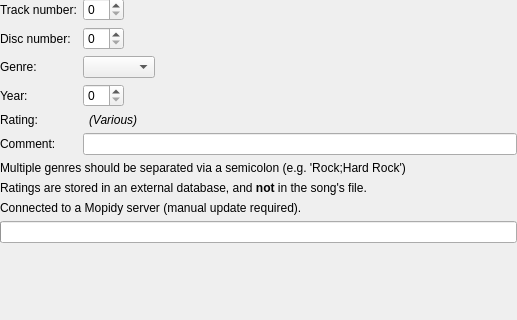
The window that tags/tageditor.ui (CDrummond/cantata) describes before a commit, drawn with Qt 5; both pictures show x 0 to 517 and y 170 to 490 of the 517 by 490 pixel window.
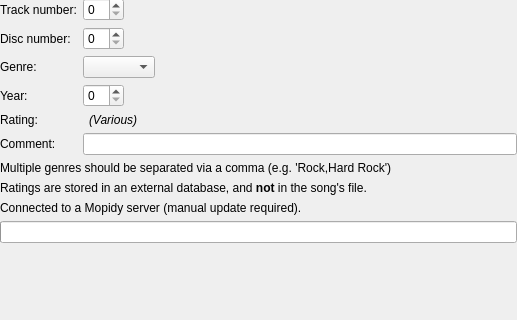
The same window after the commit. Custom widgets are drawn as their Qt base class.

Commit message: Add option to provide a list of genres which should use composer, and not album-artist, to group albums.

Patch:
```diff
--- a/tags/tageditor.ui
+++ b/tags/tageditor.ui
@@ -207,7 +207,7 @@
    <item>
     <widget class="PlainNoteLabel" name="label_7x">
      <property name="text">
-      <string>Multiple genres should be separated via a semicolon (e.g. 'Rock;Hard Rock')</string>
+      <string>Multiple genres should be separated via a comma (e.g. 'Rock,Hard Rock')</string>
      </property>
     </widget>
    </item>
```
The commit also changes 15 other files.
